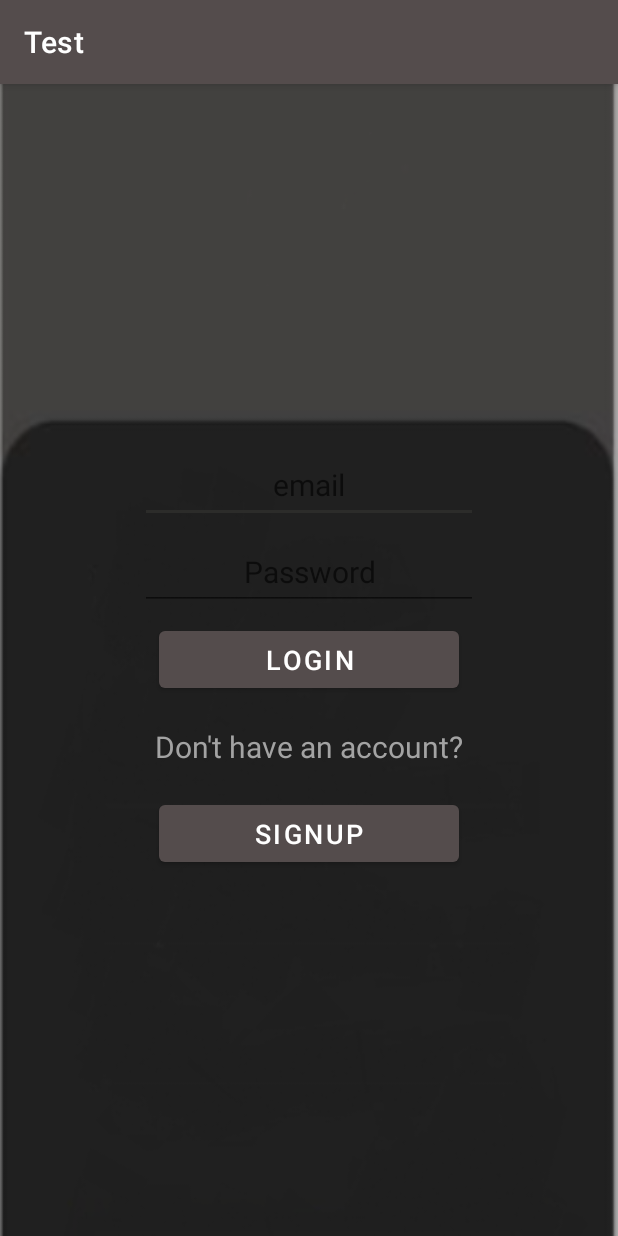
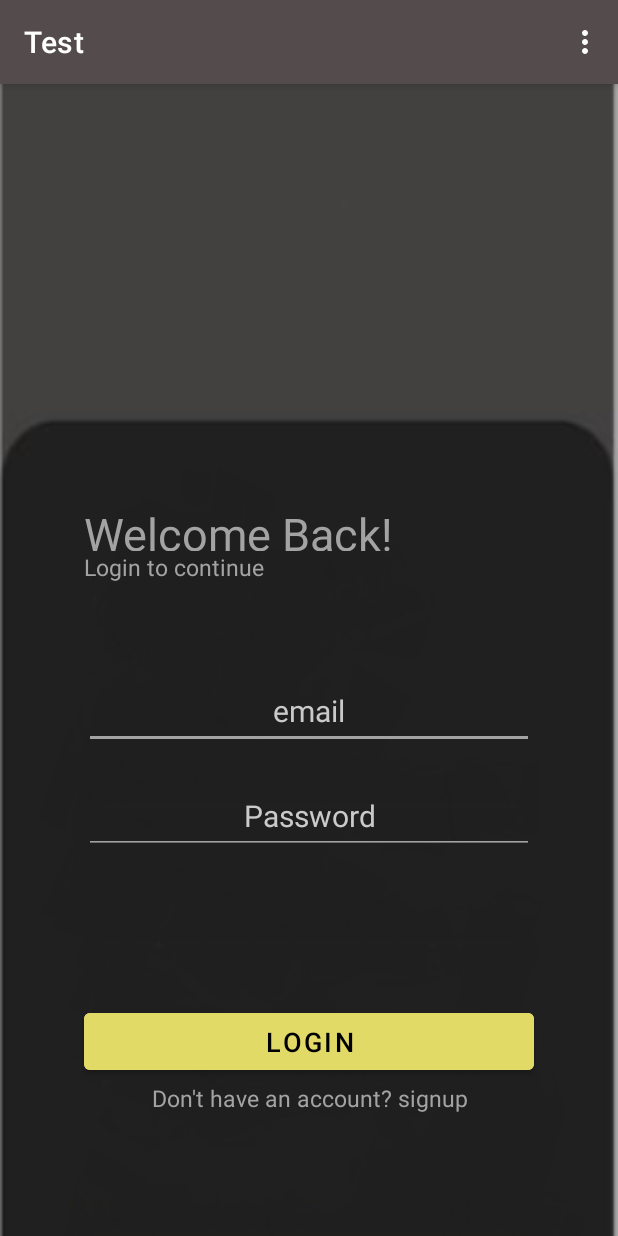
Before and after one commit to xXGodBladeXx/MyProj, an Android app: the screen it shows after launch (Login_Activity), after a tap on "LOGIN", on a phone screen of 412 x 824 dp. Run offline under Robolectric (Android 15) with nearby library versions, the phone set to English and light mode, and no system bars; our stand-ins replace Firebase (no records; nobody signed in at launch, a user with empty details on screens opened directly).

Commit message:
new designs

```diff
--- a/app/src/main/AndroidManifest.xml
+++ b/app/src/main/AndroidManifest.xml
@@ -27,7 +27,7 @@
             android:name=".HowItWorks_Activity"
             android:exported="true" />
         <activity
-            android:name=".FirstPage_Activity"
+            android:name=".Login_Activity"
             android:exported="true">
             <intent-filter>
                 <action android:name="android.intent.action.MAIN" />
@@ -45,7 +45,7 @@
             android:name=".SignUp_Activity"
             android:exported="true" />
         <activity
-            android:name=".Login_Activity"
+            android:name=".FirstPage_Activity"
             android:exported="true" />
 
         <receiver
--- a/app/src/main/java/com/example/test/Login_Activity.java
+++ b/app/src/main/java/com/example/test/Login_Activity.java
@@ -1,12 +1,16 @@
 package com.example.test;
 
 import androidx.annotation.NonNull;
+import androidx.appcompat.app.AlertDialog;
 import androidx.appcompat.app.AppCompatActivity;
 
+import android.content.DialogInterface;
 import android.content.Intent;
 import android.content.SharedPreferences;
 import android.os.Bundle;
 import android.util.Log;
+import android.view.Menu;
+import android.view.MenuItem;
 import android.view.View;
 import android.widget.Button;
 import android.widget.EditText;
@@ -18,8 +22,9 @@ import com.google.firebase.auth.AuthResult;
 import com.google.firebase.auth.FirebaseAuth;
 import com.google.firebase.auth.FirebaseUser;
 
-public class Login_Activity extends AppCompatActivity implements View.OnLongClickListener {
+public class Login_Activity extends AppCompatActivity implements View.OnLongClickListener ,DialogInterface.OnClickListener {
     private static final String TAG = "FireBase";
+    private Intent musicintent;
     private Button loginc;
     private EditText editTextTextPersonName;
     private EditText editTextTextPassword;
@@ -36,7 +41,6 @@ public class Login_Activity extends AppCompatActivity implements View.OnLongClic
 
         //sets the OnClickListener on the wanted button
         loginc.setOnLongClickListener(this);
-
         SharedPreferences sp = getSharedPreferences("settings", MODE_PRIVATE);//creates a local file which saves the sp in it
         String email = sp.getString("email", "");//the email in the local file
         String password = sp.getString("password", "");//the password in the local file
@@ -44,7 +48,49 @@ public class Login_Activity extends AppCompatActivity implements View.OnLongClic
             // presets the email with the email that it saved from before
             editTextTextPersonName.setText(email);
         }
+        musicintent = new Intent(this,MusicService.class);
+        startService(musicintent);
 
+    }
+    public boolean onOptionsItemSelected(@NonNull MenuItem item) {
+        switch (item.getItemId()) {
+            case R.id.Camera:
+                Intent intent = new Intent(  this, Camera_Activity.class);
+                startActivity(intent);
+                Toast.makeText(Login_Activity.this, "Camera", Toast.LENGTH_LONG).show();
+                break;
+            case R.id.exitbox:
+                finish();
+                break;
+            case R.id.speak:
+                Intent i = new Intent(  this, Speak_Activity.class);
+                startActivity(i);
+        }
+        return super.onOptionsItemSelected(item);
+    }
+    public boolean onCreateOptionsMenu(Menu menu) {
+        getMenuInflater().inflate(R.menu.menu, menu);
+        return super.onCreateOptionsMenu(menu);
+    }
+
+    public void onBackPressed() {
+        AlertDialog.Builder builder = new AlertDialog.Builder(this);//object which interact with the user
+        builder.setMessage("Are you sure you want to exit?");
+        builder.setCancelable(false);
+        builder.setPositiveButton("Yes", this);
+        builder.setNegativeButton("No", this);
+        AlertDialog dialog = builder.create();
+        dialog.show();
+    }
+    //the dialog interface is implemented in the top of the file that way he knows the on click is for the dialog
+    public void onClick(DialogInterface dialog, int which) {
+        if (which == dialog.BUTTON_POSITIVE) {//did the user press positive
+            super.onBackPressed();
+            dialog.cancel();
+        }
+        if (which == dialog.BUTTON_NEGATIVE) {//did the user press negative
+            dialog.cancel();
+        }
     }
 
     public void login(View view) {
--- a/app/src/main/java/com/example/test/MusicService.java
+++ b/app/src/main/java/com/example/test/MusicService.java
@@ -18,7 +18,7 @@ public class MusicService extends Service {
     @Override
     public void onCreate() {
         super.onCreate();
-        mediaplayer = MediaPlayer.create(this,R.raw.ringtone);
+        mediaplayer = MediaPlayer.create(this,R.raw.backgroundmusic);
         mediaplayer.setLooping(true);
         mediaplayer.setVolume(100,100);
     }
@@ -28,7 +28,6 @@ public class MusicService extends Service {
         mediaplayer.start();
         return super.onStartCommand(intent, flags, startId);
     }
-
     @Override
     public void onDestroy() {
         mediaplayer.stop();
--- /dev/null
+++ b/app/src/main/res/drawable/edit_txt_bg.xml
@@ -0,0 +1,11 @@
+<?xml version="1.0" encoding="utf-8"?>
+<shape xmlns:android="http://schemas.android.com/apk/res/android">
+
+    <corners android:radius="20dp"/>
+    <stroke android:width="2dp"
+        android:color="@color/black"/>
+    <solid android:color="#a3a3a3"/>
+
+
+
+</shape>
--- a/app/src/main/res/layout/activity_login.xml
+++ b/app/src/main/res/layout/activity_login.xml
@@ -11,66 +11,81 @@
 
 
 
+    <TextView
+        android:id="@+id/text1"
+        android:layout_width="300dp"
+        android:layout_height="32dp"
+        android:layout_gravity="center"
+        android:ems="10"
+        android:layout_marginTop="200dp"
+        android:textSize="30dp"
+        android:text="Welcome Back!"
+        android:textColor="#a3a3a3"
+        />
+    <TextView
+        android:id="@+id/text2"
+        android:layout_width="300dp"
+        android:layout_height="32dp"
+        android:layout_gravity="center"
+        android:ems="10"
+        android:textSize="15dp"
+        android:text="Login to continue"
+        android:textColor="#a3a3a3"
+        />
+    <EditText
+        android:id="@+id/editTextTextPersonName"
+        android:backgroundTint="#a3a3a3"
+        android:layout_width="300dp"
+        android:layout_height="50dp"
+        android:layout_marginTop="50dp"
+        android:layout_marginBottom="20dp"
+        android:layout_gravity="center"
+        android:fontFamily="@android:string/autofill"
+        android:gravity="center"
+        android:hint="email"
+        android:inputType="textEmailAddress"
+        android:textColor="#a3a3a3"
+        android:textColorHint="#cacaca"
+        android:textSize="20dp" />
 
     <EditText
-        android:id="@+id/editTextTextPersonName"
-        android:layout_width="225dp"
+        android:id="@+id/editTextTextPassword"
+        android:backgroundTint="#a3a3a3"
+        android:layout_width="300dp"
         android:layout_height="50dp"
         android:layout_gravity="center"
         android:ems="10"
         android:fontFamily="@android:string/autofill"
         android:gravity="center"
-        android:hint="email"
-        android:inputType="textEmailAddress"
-        android:textColor="#a3a3a3"
-        android:textSize="20dp" />
-
-    <EditText
-        android:id="@+id/editTextTextPassword"
-        android:layout_width="225dp"
-        android:layout_height="50dp"
-        android:layout_gravity="center"
-        android:ems="10"
-        android:fontFamily="@android:string/autofill"
-        android:gravity="center"
+        android:textColorHint="#cacaca"
         android:hint="Password"
         android:inputType="textPassword"
         android:textSize="20dp"
-        android:layout_marginTop="8dp"
         android:textColor="#a3a3a3"
         />
 
     <Button
+        android:backgroundTint="#e2da66"
         android:id="@+id/buttonLogin"
-        android:layout_width="200dp"
+        android:layout_width="300dp"
         android:layout_height="50dp"
-        android:layout_marginTop="8dp"
-        android:textColorLink="#e2da66"
+        android:layout_marginTop="100dp"
+        android:textColor="@color/black"
         android:onClick="login"
         android:text="Login"
         android:textSize="18dp" />
 
     <TextView
-        android:id="@+id/text"
-        android:layout_width="225dp"
-        android:layout_height="50dp"
+        android:id="@+id/text3"
+        android:layout_width="300dp"
+        android:layout_height="25dp"
         android:layout_gravity="center"
         android:ems="10"
         android:gravity="center"
-        android:textSize="20dp"
-        android:text="Don't have an account?"
-        android:layout_marginTop="8dp"
+        android:textSize="15dp"
+        android:text="Don't have an account? signup"
         android:textColor="#a3a3a3"
+        android:onClick="signup"
         />
 
-    <Button
-        android:id="@+id/buttonSignUp"
-        android:layout_width="200dp"
-        android:layout_height="50dp"
-        android:layout_marginTop="8dp"
-        android:onClick="signup"
-        android:text="Signup"
-        android:textSize="18dp" />
-
-
 </LinearLayout>
--- a/app/src/main/res/values/themes.xml
+++ b/app/src/main/res/values/themes.xml
@@ -8,8 +8,11 @@
         <!-- Secondary brand color. -->
         <item name="colorSecondary">#2C2C2A</item>
         <item name="colorSecondaryVariant">#2C2C2A</item>
-        <item name="colorOnSecondary">@color/black</item>
+        <item name="colorOnSecondary">#a3a3a3</item>
         <!-- Status bar color. -->
         <item name="android:statusBarColor" tools:targetApi="l">?attr/colorPrimaryVariant</item>
     </style>
+    <style name="Button.White" parent="ThemeOverlay.AppCompat">
+        <item name="colorAccent">@android:color/white</item>
+    </style>
 </resources>
```
